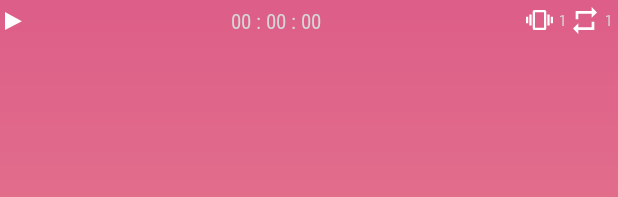
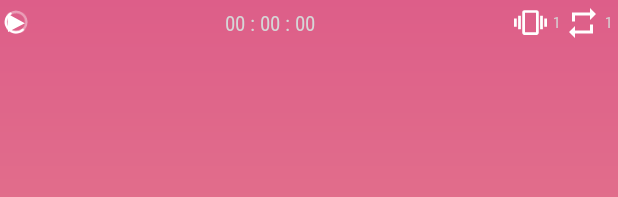
Before and after one commit to alex-melnyk/android-watch-app, an Android app: the layout timer_list_item.xml on its own in the app's theme, with its tools: preview values and no code run, on a phone screen of 412 x 824 dp. Shown: the top 197 px of the screen. Run offline under Robolectric (Android 15) with nearby library versions, the phone set to English and light mode, and no system bars.

Commit message:
- mipmap added; - thread pool executor added;

```diff
--- a/app/src/main/java/com/igorganapolsky/vibratingwatchapp/presentation/settings/SetTimerViewModel.java
+++ b/app/src/main/java/com/igorganapolsky/vibratingwatchapp/presentation/settings/SetTimerViewModel.java
@@ -30,7 +30,7 @@ public class SetTimerViewModel extends ViewModel {
     public SetTimerViewModel(Repository repository) {
         this.repository = repository;
 
-        this.currentTimer = new TimerModel();
+        this.currentTimer = TimerModel.createDefault();
         this.setup = TimerSetup.HOURS;
         buzzData.setValue(initBuzzList());
     }
--- a/app/src/main/res/layout/timer_list_item.xml
+++ b/app/src/main/res/layout/timer_list_item.xml
@@ -16,10 +16,20 @@
         app:layout_constraintStart_toStartOf="parent"
         app:layout_constraintTop_toTopOf="parent"
         app:layout_constraintBottom_toBottomOf="parent"
-        android:layout_width="18dp"
-        android:layout_height="18dp"
+        android:layout_width="22dp"
+        android:layout_height="22dp"
         android:scaleType="center"
-        app:srcCompat="@drawable/ic_start_pause_selector"/>
+        app:srcCompat="@drawable/ic_play"/>
+
+    <android.support.v7.widget.AppCompatImageView
+        android:id="@+id/icProgress"
+        android:layout_width="22dp"
+        android:layout_height="22dp"
+        android:scaleType="centerInside"
+        app:srcCompat="@mipmap/ic_round_progress"
+        app:layout_constraintStart_toStartOf="parent"
+        app:layout_constraintTop_toTopOf="parent"
+        app:layout_constraintBottom_toBottomOf="parent"/>
 
     <android.support.v7.widget.AppCompatTextView
         android:id="@+id/tvRepeat"
@@ -38,8 +48,8 @@
 
     <android.support.v7.widget.AppCompatImageView
         android:id="@+id/ivRepeat"
-        android:layout_width="18dp"
-        android:layout_height="18dp"
+        android:layout_width="22dp"
+        android:layout_height="22dp"
         android:scaleType="centerInside"
         app:layout_constraintTop_toTopOf="parent"
         app:layout_constraintBottom_toBottomOf="parent"
@@ -63,8 +73,8 @@
 
     <android.support.v7.widget.AppCompatImageView
         android:id="@+id/ivVibration"
-        android:layout_width="18dp"
-        android:layout_height="18dp"
+        android:layout_width="22dp"
+        android:layout_height="22dp"
         android:scaleType="centerInside"
         app:layout_constraintTop_toTopOf="parent"
         app:layout_constraintBottom_toBottomOf="parent"
@@ -75,10 +85,10 @@
     <android.support.v7.widget.AppCompatTextView
         android:id="@+id/tvTime"
         android:layout_width="0dp"
-        android:paddingStart="2dp"
+        android:paddingStart="20dp"
         android:paddingEnd="2dp"
         android:layout_height="wrap_content"
-        app:layout_constraintStart_toEndOf="@id/ivStatus"
+        app:layout_constraintStart_toStartOf="parent"
         app:layout_constraintBottom_toBottomOf="parent"
         app:layout_constraintTop_toTopOf="parent"
         app:layout_constraintEnd_toStartOf="@id/ivVibration"
```
Also changed, not shown: app/src/main/java/com/igorganapolsky/vibratingwatchapp/domain/model/TimerModel.java (+10 -1 lines), app/src/main/java/com/igorganapolsky/vibratingwatchapp/presentation/main/adapter/TimerListAdapter.java (+11 -7 lines), app/src/main/res/layout/set_timer_vibration_fragment.xml (+3 -4 lines), app/src/main/res/mipmap-hdpi/ic_round_progress.png (added), app/src/main/res/mipmap-ldpi/ic_round_progress.png (added), app/src/main/res/mipmap-mdpi/ic_round_progress.png (added), app/src/main/res/mipmap-xhdpi/ic_round_progress.png (added), app/src/main/res/mipmap-xxhdpi/ic_round_progress.png (added), app/src/main/res/mipmap-xxxhdpi/ic_round_progress.png (added).
